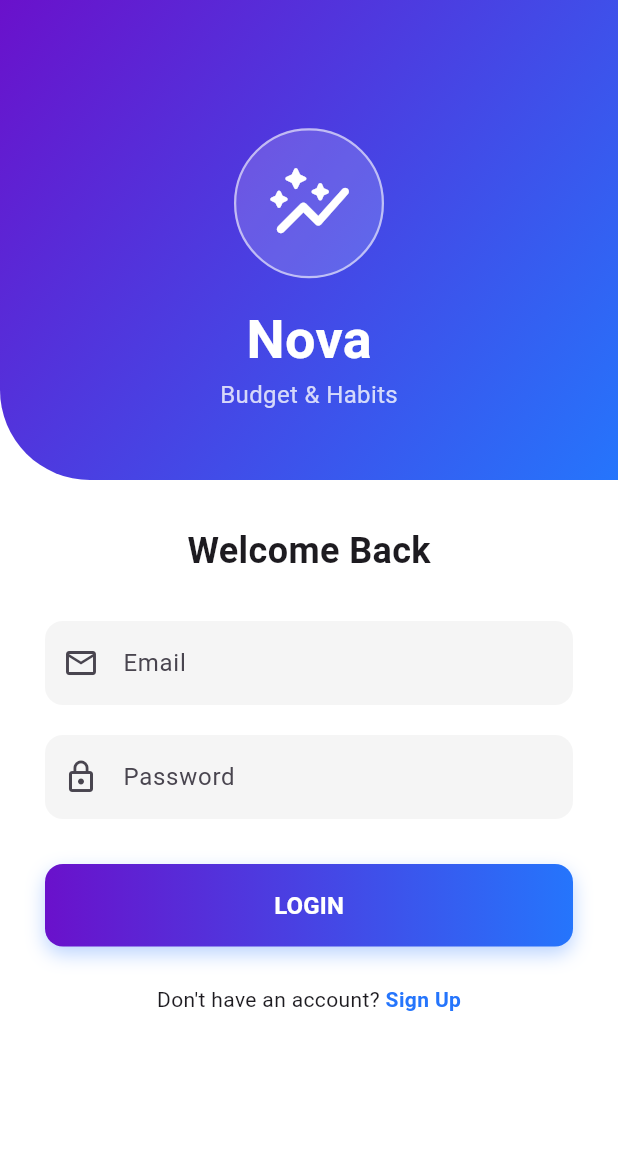
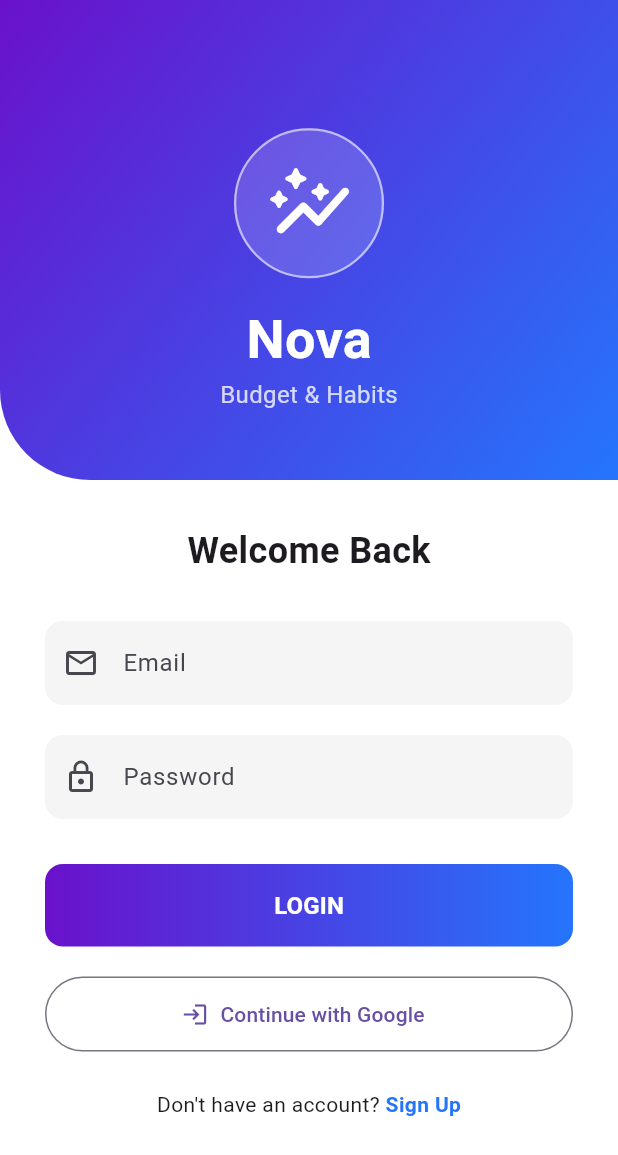
Before and after one commit to Nisargvghl27/Nova, a Flutter app: the screen it shows after launch, on a phone screen of 412 x 824 dp. Shown: the top 1155 px of the screen. Run offline on Flutter 3.47's test engine with Material 3 defaults, Android fonts, the phone set to English and light mode, and no system bars; our stand-ins replace cloud_firestore, firebase_auth, firebase_core, google_sign_in; accounts and stored records are empty.

Commit message:
google sign-in

```diff
--- a/lib/screens/auth/login_screen.dart
+++ b/lib/screens/auth/login_screen.dart
@@ -1,7 +1,6 @@
 import 'package:flutter/material.dart';
 import '../../../services/auth_service.dart';
 import 'signup_screen.dart';
-// Note: MainScreen import removed because AuthWrapper handles navigation now
 
 class LoginScreen extends StatefulWidget {
   const LoginScreen({super.key});
@@ -15,34 +14,48 @@ class _LoginScreenState extends State<LoginScreen> {
   final _emailController = TextEditingController();
   final _passwordController = TextEditingController();
   bool _loading = false;
+  bool _googleLoading = false;
 
   Future<void> _login() async {
-    // 1. Validate Form
     if (!_formKey.currentState!.validate()) return;
 
     setState(() => _loading = true);
 
     try {
-      // 2. Perform Login
       await AuthService().login(
         email: _emailController.text.trim(),
         password: _passwordController.text.trim(),
       );
-
-      // NOTE: We do NOT need Navigator.push here.
-      // The AuthWrapper in main.dart will see the user logged in
-      // and show MainScreen automatically.
-
+      // AuthWrapper handles navigation
     } catch (e) {
       if (!mounted) return;
       ScaffoldMessenger.of(context).showSnackBar(
         SnackBar(
-          content: Text(e.toString()),
+          content: Text(e.toString().replaceAll("Exception: ", "")),
           backgroundColor: Colors.redAccent,
         ),
       );
     } finally {
       if (mounted) setState(() => _loading = false);
+    }
+  }
+
+  Future<void> _googleLogin() async {
+    setState(() => _googleLoading = true);
+
+    try {
+      await AuthService().signInWithGoogle();
+      // AuthWrapper will redirect automatically
+    } catch (e) {
+      if (!mounted) return;
+      ScaffoldMessenger.of(context).showSnackBar(
+        SnackBar(
+          content: Text(e.toString().replaceAll("Exception: ", "")),
+          backgroundColor: Colors.redAccent,
+        ),
+      );
+    } finally {
+      if (mounted) setState(() => _googleLoading = false);
     }
   }
 
@@ -57,7 +70,6 @@ class _LoginScreenState extends State<LoginScreen> {
   Widget build(BuildContext context) {
     return Scaffold(
       backgroundColor: Colors.white,
-      // Using a GestureDetector to dismiss keyboard on tap outside
       body: GestureDetector(
         onTap: () => FocusScope.of(context).unfocus(),
         child: SingleChildScrollView(
@@ -89,7 +101,7 @@ class _LoginScreenState extends State<LoginScreen> {
                             width: 100,
                             decoration: BoxDecoration(
                               shape: BoxShape.circle,
-                              color: Colors.white.withAlpha(40), // More stable than withValues
+                              color: Colors.white.withAlpha(40),
                               border: Border.all(
                                 color: Colors.white.withAlpha(150),
                                 width: 1.5,
@@ -196,29 +208,17 @@ class _LoginScreenState extends State<LoginScreen> {
                             colors: [Color(0xFF6A11CB), Color(0xFF2575FC)],
                           ),
                           borderRadius: BorderRadius.circular(12),
-                          boxShadow: [
-                            BoxShadow(
-                              color: const Color(0xFF2575FC).withAlpha(80),
-                              blurRadius: 10,
-                              offset: const Offset(0, 5),
-                            ),
-                          ],
                         ),
                         child: ElevatedButton(
                           onPressed: _loading ? null : _login,
                           style: ElevatedButton.styleFrom(
                             backgroundColor: Colors.transparent,
                             shadowColor: Colors.transparent,
-                            shape: RoundedRectangleBorder(
-                              borderRadius: BorderRadius.circular(12),
-                            ),
                           ),
                           child: _loading
-                              ? const SizedBox(
-                            height: 20,
-                            width: 20,
-                            child: CircularProgressIndicator(
-                                color: Colors.white, strokeWidth: 2),
+                              ? const CircularProgressIndicator(
+                                  color: Colors.white,
+                                  strokeWidth: 2,
                                 )
                               : const Text(
                                   'LOGIN',
@@ -228,6 +228,24 @@ class _LoginScreenState extends State<LoginScreen> {
                                     fontSize: 16,
                                   ),
                                 ),
+                        ),
+                      ),
+
+                      const SizedBox(height: 20),
+
+                      // GOOGLE SIGN IN BUTTON
+                      OutlinedButton.icon(
+                        onPressed: _googleLoading ? null : _googleLogin,
+                        icon: const Icon(Icons.login),
+                        label: _googleLoading
+                            ? const SizedBox(
+                                height: 18,
+                                width: 18,
+                                child: CircularProgressIndicator(strokeWidth: 2),
+                              )
+                            : const Text("Continue with Google"),
+                        style: OutlinedButton.styleFrom(
+                          minimumSize: const Size(double.infinity, 50),
                         ),
                       ),
 
--- a/lib/screens/auth/signup_screen.dart
+++ b/lib/screens/auth/signup_screen.dart
@@ -1,6 +1,5 @@
 import 'package:flutter/material.dart';
 import '../../../services/auth_service.dart';
-import '../main_screen.dart';
 
 
 class SignupScreen extends StatefulWidget {
--- a/pubspec.yaml
+++ b/pubspec.yaml
@@ -37,6 +37,7 @@ dependencies:
   firebase_core: ^4.3.0
   firebase_auth: ^6.1.3
   cloud_firestore: ^6.1.1
+  google_sign_in: ^6.2.1
 
 dev_dependencies:
   flutter_test:
```
Also changed, not shown: lib/services/auth_service.dart (+42 -0 lines), pubspec.lock, 3 other files. Lines whose indentation alone changed are shown as unchanged.
